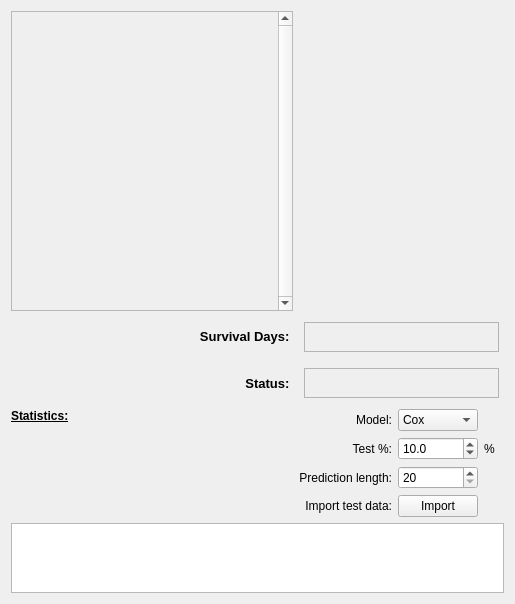
Above: gefplus/ui/models.ui from mattianeroni/gefplus before the change. Below: the same form after it.
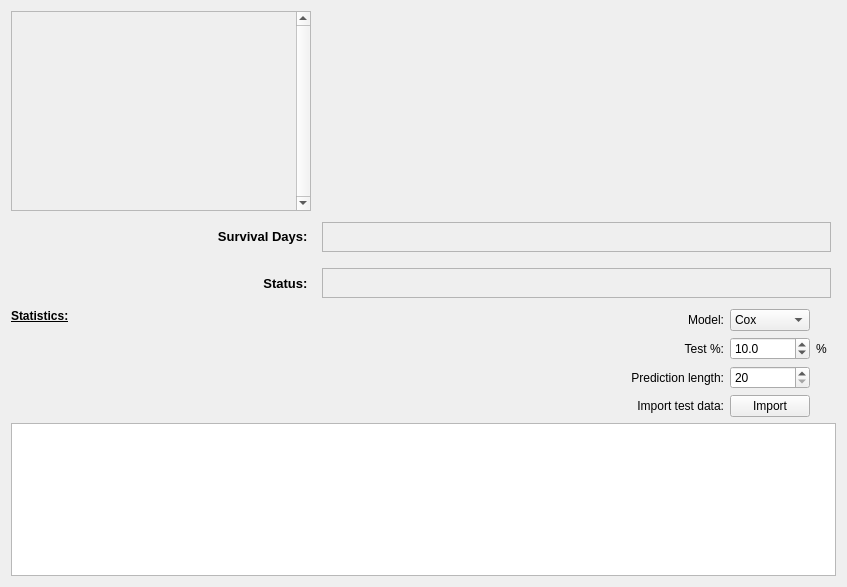
That is the form after the change. Custom widgets are drawn as their Qt base class.

The edit to the form file:
```diff
--- a/gefplus/ui/models.ui
+++ b/gefplus/ui/models.ui
@@ -6,7 +6,7 @@
    <rect>
     <x>0</x>
     <y>0</y>
-    <width>515</width>
+    <width>847</width>
     <height>587</height>
    </rect>
   </property>
@@ -154,7 +154,7 @@
        <property name="minimumSize">
         <size>
          <width>0</width>
-         <height>300</height>
+         <height>200</height>
         </size>
        </property>
        <property name="maximumSize">
@@ -186,8 +186,8 @@
          <rect>
           <x>0</x>
           <y>0</y>
-          <width>279</width>
-          <height>298</height>
+          <width>285</width>
+          <height>198</height>
          </rect>
         </property>
        </widget>
```
Left out of the diff: 4 changed lines with no effect on the pictures.
